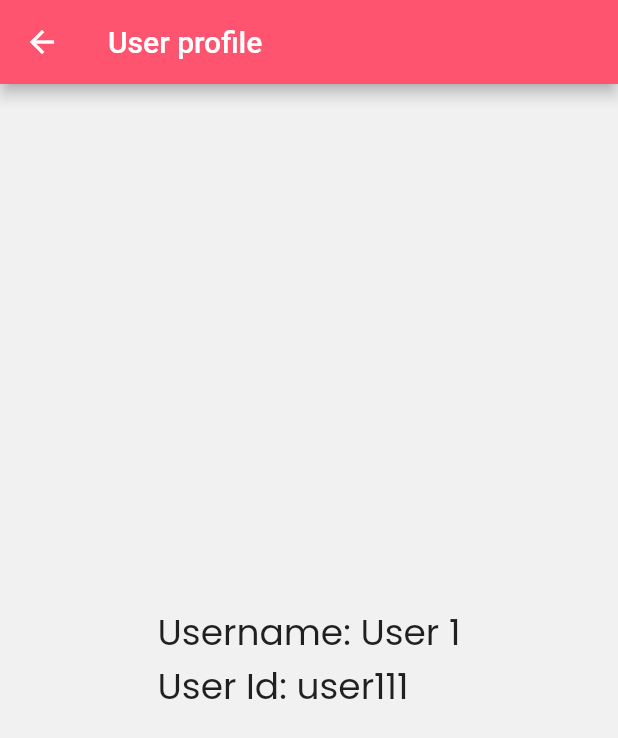
After one commit to Ayush783/task, a Flutter app: the HomeView screen opened directly, after a tap on the "add" icon, after a tap on the "delete" icon, after a tap on "User 1", on a phone screen of 412 x 824 dp. The commit adds this screen. Shown: the top 738 px of the screen. Run offline on Flutter 3.47's test engine with Material 2 defaults, Android fonts, the phone set to English and light mode, and no system bars; our stand-ins replace bloc, equatable, flutter_bloc, google_fonts.

Commit message:
profile view added

```diff
--- a/lib/home/view/home_view.dart
+++ b/lib/home/view/home_view.dart
@@ -4,6 +4,7 @@ import 'package:flutter/material.dart';
 import 'package:flutter_bloc/flutter_bloc.dart';
 import 'package:google_fonts/google_fonts.dart';
 import 'package:task/manage_users/manage_users.dart';
+import 'package:task/profile/profile.dart';
 
 import '../bloc/home_bloc.dart';
 
@@ -125,6 +126,16 @@ class HomeViewBody extends StatelessWidget {
                     borderRadius: BorderRadius.circular(24),
                   ),
                   child: ListTile(
+                    onTap: () {
+                      Navigator.push(
+                        context,
+                        MaterialPageRoute(
+                          builder: (context) => ProfileView(
+                            user: users[index],
+                          ),
+                        ),
+                      );
+                    },
                     title: Text(
                       users[index].username!,
                       style: GoogleFonts.poppins(fontSize: 16),
--- /dev/null
+++ b/lib/profile/profile.dart
@@ -0,0 +1 @@
+export 'view/profile_view.dart';
--- /dev/null
+++ b/lib/profile/view/profile_view.dart
@@ -0,0 +1,41 @@
+import 'package:flutter/material.dart';
+import 'package:google_fonts/google_fonts.dart';
+
+import '../../home/models/user.dart';
+
+class ProfileView extends StatelessWidget {
+  const ProfileView({Key? key, this.user}) : super(key: key);
+
+  final User? user;
+
+  @override
+  Widget build(BuildContext context) {
+    return SafeArea(
+      child: Scaffold(
+        appBar: AppBar(
+          title: Text(
+            'User profile',
+            style: GoogleFonts.juliusSansOne(fontSize: 20),
+          ),
+          backgroundColor: const Color(0xffFF5470),
+        ),
+        body: Center(
+          child: Column(
+            crossAxisAlignment: CrossAxisAlignment.start,
+            mainAxisAlignment: MainAxisAlignment.center,
+            children: [
+              Text(
+                'Username: ${user!.username!}',
+                style: GoogleFonts.poppins(fontSize: 24),
+              ),
+              Text(
+                'User Id: ${user!.userId!}',
+                style: GoogleFonts.poppins(fontSize: 24),
+              ),
+            ],
+          ),
+        ),
+      ),
+    );
+  }
+}
```
